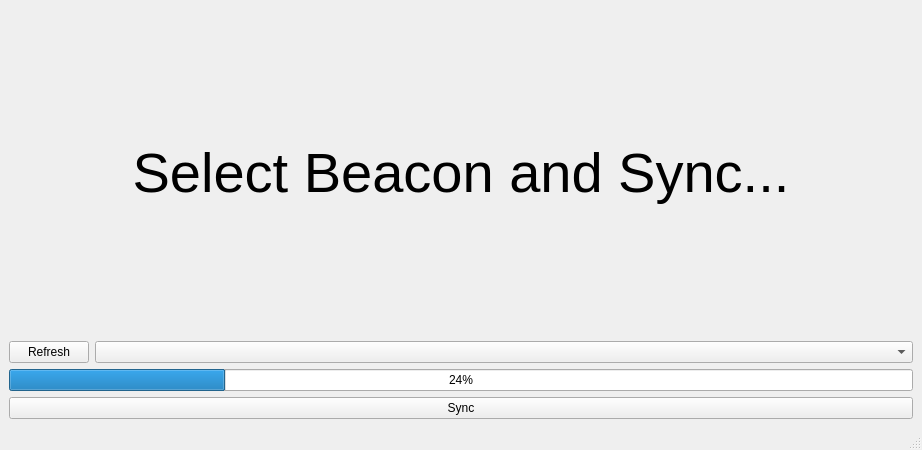
Before: the Qt Designer form src/MainWindow.ui in wimbleimble/DeaconDesktop, drawn with Qt 5.
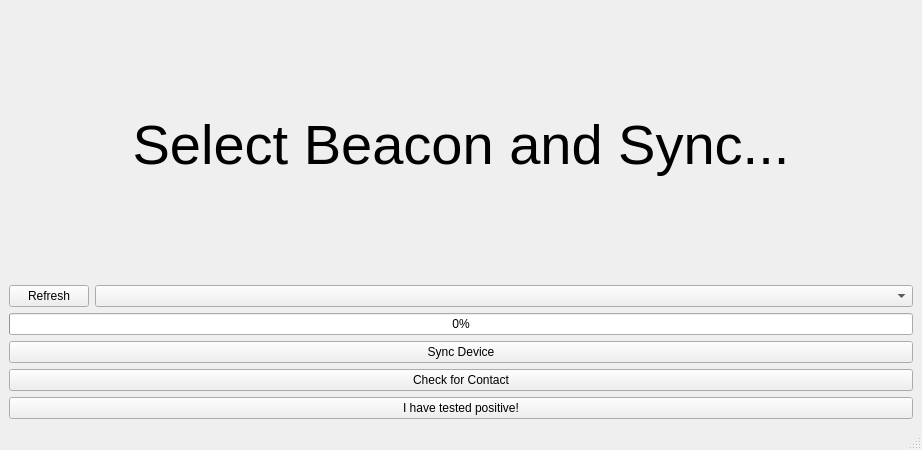
After: the same form once the commit is applied.

Commit message: usable, almost

Patch:
```diff
--- a/src/MainWindow.ui
+++ b/src/MainWindow.ui
@@ -61,15 +61,32 @@
     </item>
     <item>
      <widget class="QProgressBar" name="progressBar">
+      <property name="maximum">
+       <number>2</number>
+      </property>
       <property name="value">
-       <number>24</number>
+       <number>0</number>
       </property>
      </widget>
     </item>
     <item>
      <widget class="QPushButton" name="syncButton">
       <property name="text">
-       <string>Sync</string>
+       <string>Sync Device</string>
+      </property>
+     </widget>
+    </item>
+    <item>
+     <widget class="QPushButton" name="checkContactButton">
+      <property name="text">
+       <string>Check for Contact</string>
+      </property>
+     </widget>
+    </item>
+    <item>
+     <widget class="QPushButton" name="notifyContactButton">
+      <property name="text">
+       <string>I have tested positive!</string>
       </property>
      </widget>
     </item>
```
The commit also changes 2 other files.
